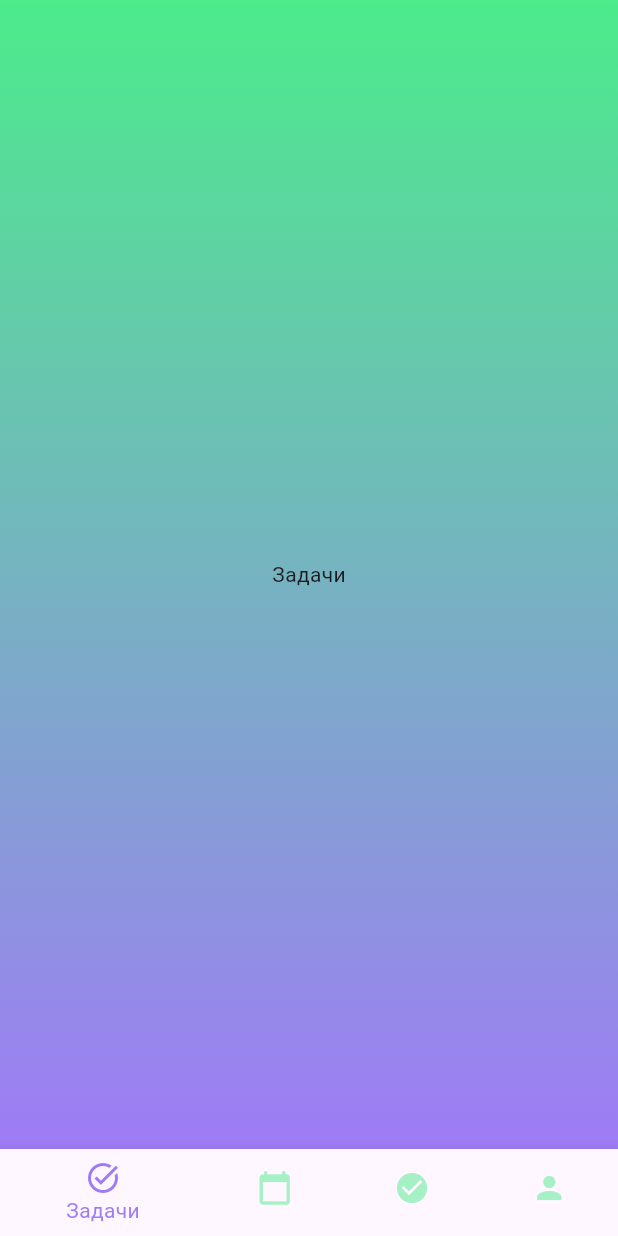
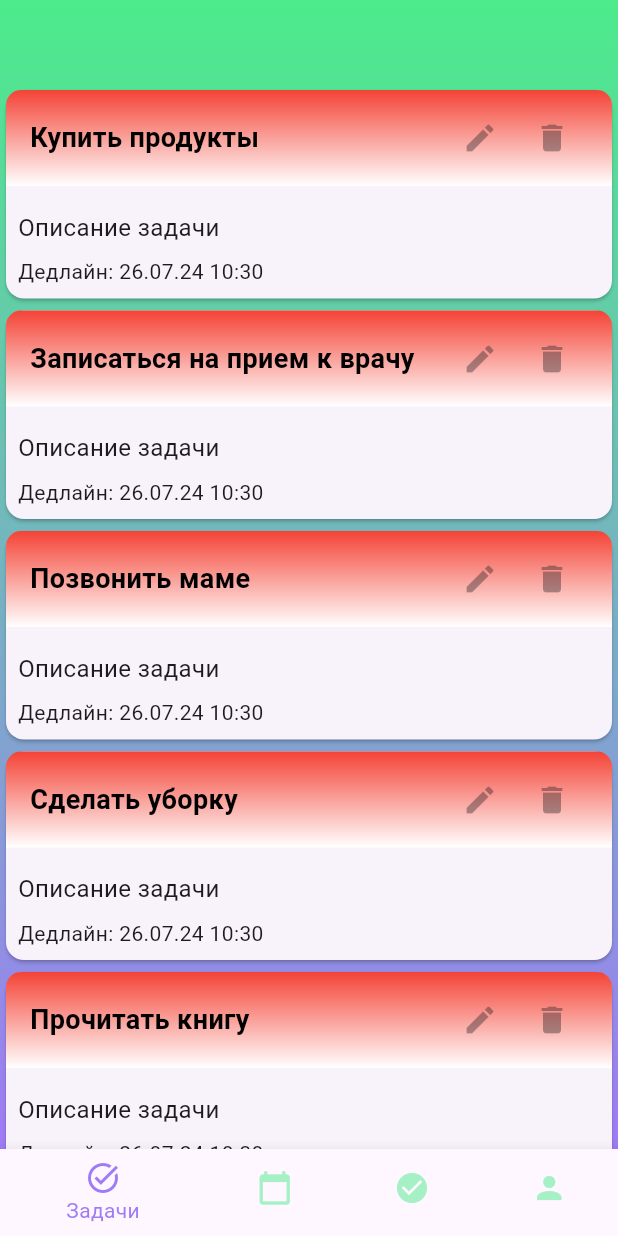
Before and after one commit to Andrey19742101/zc_dodiddone, a Flutter app: the MainPage screen opened directly, on a phone screen of 412 x 824 dp. Run offline on Flutter 3.47's test engine with Material 3 defaults, Android fonts, the phone set to English and light mode, and no system bars.

Commit message:
all_task

```diff
--- a/lib/pages/main_page.dart
+++ b/lib/pages/main_page.dart
@@ -2,6 +2,8 @@ import 'package:flutter/material.dart';
 
 import 'package:zc_dodiddone/screens/profile.dart';
 import 'package:zc_dodiddone/theme/theme.dart';
+
+import '../screens/all_tasks.dart';
 
 class MainPage extends StatefulWidget {
   const MainPage({Key? key}) : super(key: key);
@@ -14,6 +16,7 @@ class _MainPageState extends State<MainPage> {
   int _selectedIndex = 0;
 
   static const List<Widget> _widgetOptions = <Widget>[
+    TasksPage(),
     Text('Задачи'),
     Text('Сегодня'),
     Text('Выполнено'),
--- /dev/null
+++ b/lib/screens/all_tasks.dart
@@ -0,0 +1,32 @@
+import 'package:flutter/material.dart';
+
+import '../widgets/task_item.dart';
+
+class TasksPage extends StatefulWidget {
+  const TasksPage({Key? key}) : super(key: key);
+  @override
+  State<TasksPage> createState() => _TasksPageState();
+}
+
+class _TasksPageState extends State<TasksPage> {
+  final List<String> _tasks = [
+    'Купить продукты',
+    'Записаться на прием к врачу',
+    'Позвонить маме',
+    'Сделать уборку',
+    'Прочитать книгу',
+  ];
+  @override
+  Widget build(BuildContext context) {
+    return ListView.builder(
+      itemCount: _tasks.length,
+      itemBuilder: (context, index) {
+        return TaskItem(
+          title: _tasks[index],
+          description: 'Описание задачи',
+          deadline: DateTime.now(),
+        );
+      },
+    );
+  }
+}
--- /dev/null
+++ b/lib/widgets/task_item.dart
@@ -0,0 +1,99 @@
+import 'package:flutter/material.dart';
+import 'package:intl/intl.dart'; // Импортируем пакет intl
+
+class TaskItem extends StatelessWidget {
+  final String title;
+  final String description;
+  final DateTime deadline;
+  final Function? onEdit; // Функция для редактирования
+  final Function? onDelete; // Функция для удаления
+
+  const TaskItem({
+    Key? key,
+    required this.title,
+    required this.description,
+    required this.deadline,
+    this.onEdit,
+    this.onDelete,
+  }) : super(key: key);
+
+  @override
+  Widget build(BuildContext context) {
+    // Форматируем дату и время
+    String formattedDeadline = DateFormat('dd.MM.yy HH:mm').format(deadline);
+
+    // Определяем срочность задачи
+    Duration timeUntilDeadline = deadline.difference(DateTime.now());
+    Color gradientStart;
+    if (timeUntilDeadline.inDays < 1) {
+      gradientStart = Colors.red; // Срочная
+    } else if (timeUntilDeadline.inDays < 2) {
+      gradientStart = Colors.yellow; // Средняя срочность
+    } else {
+      gradientStart = Colors.green; // Не срочная
+    }
+
+    return Card(
+      child: Column(
+        crossAxisAlignment: CrossAxisAlignment.start,
+        children: [
+          Container(
+            padding: const EdgeInsets.symmetric(vertical: 8, horizontal: 16),
+            decoration: BoxDecoration(
+              gradient: LinearGradient(
+                begin: Alignment.topCenter,
+                end: Alignment.bottomCenter,
+                colors: [gradientStart, Colors.white],
+              ),
+              borderRadius: BorderRadius.only(
+                topLeft: Radius.circular(10),
+                topRight: Radius.circular(10),
+              ),
+            ),
+            child: Row(
+              children: [
+                Expanded(
+                  child: Text(
+                    title,
+                    style: const TextStyle(
+                      fontSize: 18,
+                      fontWeight: FontWeight.bold,
+                      color: Colors.black, // Цвет текста черный
+                    ),
+                  ),
+                ),
+                IconButton(
+                  onPressed: onEdit as void Function()?,
+                  icon: const Icon(Icons.edit),
+                ),
+                IconButton(
+                  onPressed: onDelete as void Function()?,
+                  icon: const Icon(Icons.delete),
+                ),
+              ],
+            ),
+          ),
+          const SizedBox(height: 8),
+          Padding(
+            padding: const EdgeInsets.all(8.0),
+            child: Column(
+              mainAxisAlignment: MainAxisAlignment.start,
+              crossAxisAlignment: CrossAxisAlignment.start,
+              children: [
+                Text(
+                  description,
+                  style: const TextStyle(fontSize: 16),
+                ),
+                const SizedBox(height: 8),
+                Text(
+                  'Дедлайн: $formattedDeadline', // Используем отформатированную дату
+                  style: const TextStyle(fontSize: 14),
+                ),
+              ],
+            ),
+          )
+        ],
+      ),
+    );
+  }
+}
--- a/pubspec.yaml
+++ b/pubspec.yaml
@@ -35,6 +35,7 @@ dependencies:
   # The following adds the Cupertino Icons font to your application.
   # Use with the CupertinoIcons class for iOS style icons.
   cupertino_icons: ^1.0.2
+  intl: ^0.19.0
 
 dev_dependencies:
   flutter_test:
```
Also changed, not shown: pubspec.lock.
